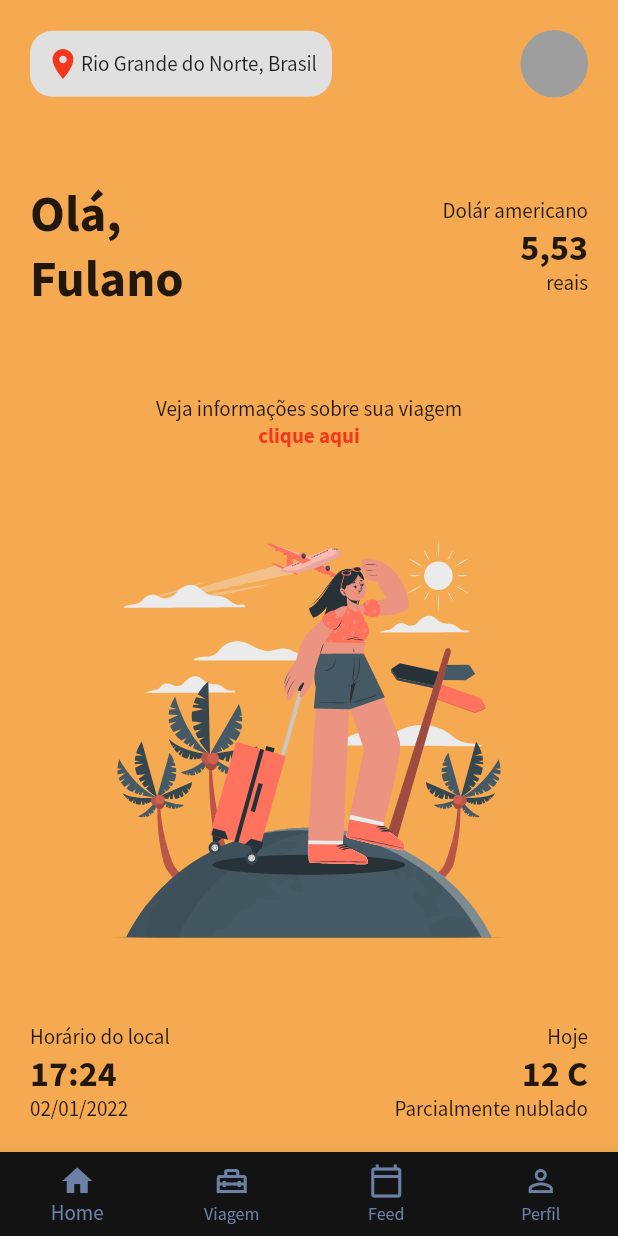
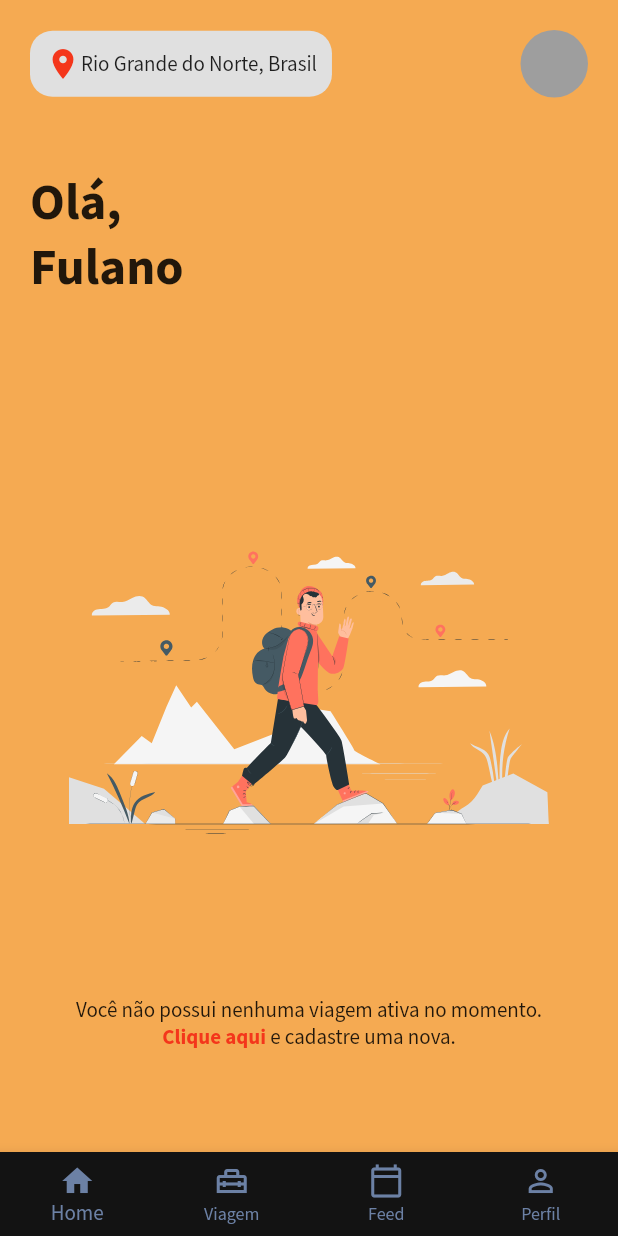
Before and after one commit to RoberlandRicardo/traveller, a Flutter app: the TabContainer screen opened by its route, on a phone screen of 412 x 824 dp. Run offline on Flutter 3.47's test engine with Material 2 defaults, Android fonts, the phone set to English and light mode, and no system bars; our stand-ins replace flutter_svg; missing offline and left inert: dart:ffi.

Commit message:
estados da home

```diff
--- a/lib/app/views/home.dart
+++ b/lib/app/views/home.dart
@@ -10,9 +10,28 @@ class Home extends StatefulWidget {
 }
 
 class _HomeState extends State<Home> {
-  String _location = 'Rio Grande do Norte, Brasil';
+  String _state = 'not_travel';
+  String location = 'Rio Grande do Norte, Brasil';
+  String name = 'Fulano';
+  String _coin = '5,23';
+  String _hour = '17:24';
+  String _date = '02/01/2022';
+  String _temperature = '12 C';
+  String _time = 'Parcialmente nublado';
+  String _countDays = '2 meses, 7 dias e 10 horas';
+  String tripName = 'Rio de Janeiro';
 
-  clickHere() {}
+  @protected
+  @mustCallSuper
+  void initState() {
+    calcDate();
+  }
+
+  infoTravel() {}
+
+  calcDate() {
+    setState(() {});
+  }
 
   @override
   Widget build(BuildContext context) {
@@ -31,7 +50,7 @@ class _HomeState extends State<Home> {
                 child: Row(children: [
                   Icon(Icons.location_on,
                       color: Color.fromRGBO(244, 54, 27, 1)),
-                  Text(_location)
+                  Text(location)
                 ]),
               ),
               Spacer(),
@@ -57,20 +76,21 @@ class _HomeState extends State<Home> {
                             fontWeight: FontWeight.bold, fontSize: 34),
                       ),
                       Text(
-                        'Fulano',
+                        name,
                         style: TextStyle(
                             fontWeight: FontWeight.bold, fontSize: 34),
                       ),
                     ]),
               ),
               Spacer(),
+              if (_state == 'travel')
                 Container(
                   child: Column(
                       crossAxisAlignment: CrossAxisAlignment.end,
                       children: [
                         Text('Dolár americano'),
                         Text(
-                        '5,53',
+                          _coin,
                           style: TextStyle(
                               fontWeight: FontWeight.bold, fontSize: 24),
                         ),
@@ -80,7 +100,31 @@ class _HomeState extends State<Home> {
             ],
           ),
           Spacer(),
-          Container(
+          getWidgetTextTop(),
+          Spacer(),
+          if (_state == 'not_travel')
+            SvgPicture.asset(
+              'assets/svgs/journey.svg',
+              width: 320.0,
+              height: 320.0,
+            )
+          else
+            SvgPicture.asset('assets/svgs/cuate.svg',
+                width: 280.0, height: 280.0),
+          Spacer(),
+          getWidgetTextBottom(),
+          Spacer()
+        ],
+      ),
+    ));
+  }
+
+  @override
+  bool get wantKeepAlive => throw UnimplementedError();
+
+  getWidgetTextTop() {
+    if (_state == 'travel') {
+      return Container(
         child: Column(children: [
           Text(
             'Veja informações sobre sua viagem',
@@ -93,50 +137,91 @@ class _HomeState extends State<Home> {
             ),
           )
         ]),
+      );
+    } else if (_state == 'before_travel') {
+      return Container(
+        child: Column(children: [
+          Text(
+            'Faltam',
           ),
-          Spacer(),
-          SvgPicture.asset(
-            'assets/svgs/cuate.svg',
-            width: 270.0,
-            height: 270.0,
-          ),
-          Spacer(),
-          Row(
+          Text(
+            _countDays,
+            style: TextStyle(
+                color: Color.fromRGBO(244, 54, 27, 1),
+                fontWeight: FontWeight.bold,
+                fontSize: 24),
+          )
+        ]),
+      );
+    } else {
+      return Container();
+    }
+  }
+
+  getWidgetTextBottom() {
+    if (_state == 'travel') {
+      return Row(
         children: [
           Container(
-                child: Column(
-                    crossAxisAlignment: CrossAxisAlignment.start,
-                    children: [
+            child:
+                Column(crossAxisAlignment: CrossAxisAlignment.start, children: [
               Text('Horário do local'),
               Text(
-                        '17:24',
-                        style: TextStyle(
-                            fontWeight: FontWeight.bold, fontSize: 24),
+                _hour,
+                style: TextStyle(fontWeight: FontWeight.bold, fontSize: 24),
               ),
-                      Text('02/01/2022'),
+              Text(_date),
             ]),
           ),
           Spacer(),
           Container(
-                child: Column(
-                    crossAxisAlignment: CrossAxisAlignment.end,
-                    children: [
+            child:
+                Column(crossAxisAlignment: CrossAxisAlignment.end, children: [
               Text('Hoje'),
               Text(
-                        '12 C',
-                        style: TextStyle(
-                            fontWeight: FontWeight.bold, fontSize: 24),
+                _temperature,
+                style: TextStyle(fontWeight: FontWeight.bold, fontSize: 24),
               ),
-                      Text('Parcialmente nublado')
+              Text(_time)
             ]),
           ),
         ],
+      );
+    } else if (_state == 'before_travel') {
+      return Container(
+        child: Column(children: [
+          Text(
+            'Para',
           ),
+          Text(
+            tripName,
+            style: TextStyle(
+                color: Color.fromRGBO(244, 54, 27, 1),
+                fontWeight: FontWeight.bold,
+                fontSize: 24),
+          ),
+        ]),
+      );
+    } else {
+      return Container(
+        child: Column(children: [
+          Text(
+            'Você não possui nenhuma viagem ativa no momento.',
+          ),
+          Row(
+            mainAxisAlignment: MainAxisAlignment.center,
+            children: [
+              Text(
+                "Clique aqui",
+                style: TextStyle(
+                    color: Color.fromRGBO(244, 54, 27, 1),
+                    fontWeight: FontWeight.bold),
+              ),
+              Text(" e cadastre uma nova.")
             ],
-      ),
-    ));
+          )
+        ]),
+      );
     }
-
-  @override
-  bool get wantKeepAlive => throw UnimplementedError();
   }
+}
--- a/pubspec.yaml
+++ b/pubspec.yaml
@@ -64,6 +64,7 @@ flutter:
   assets:
     - assets/images/traveling-pana.png
     - assets/svgs/cuate.svg
+    - assets/svgs/journey.svg
   #   - images/a_dot_ham.jpeg
 
   # An image asset can refer to one or more resolution-specific "variants", see
```
Also changed, not shown: assets/svgs/journey.svg (added). Lines whose indentation alone changed are shown as unchanged.
